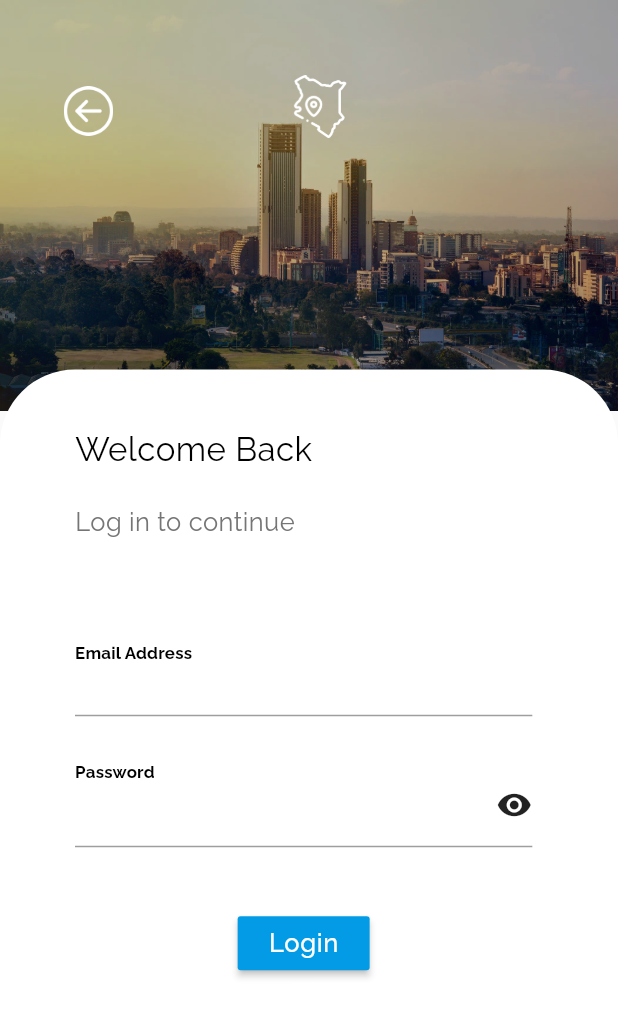
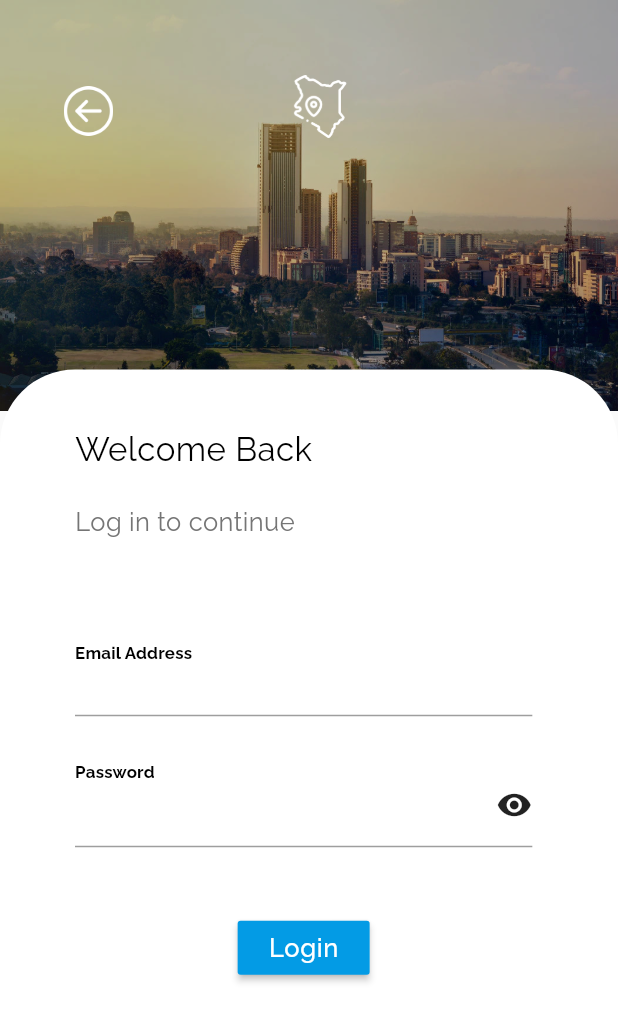
Before and after one commit to iwanjo/discover-kenya, a Flutter app: the EmailLogIn screen opened directly, on a phone screen of 412 x 824 dp. Shown: the top 1022 px of the screen. Run offline on Flutter 3.47's test engine with Material 2 defaults, Android fonts, the phone set to English and light mode, and no system bars; our stand-ins replace firebase_auth, firebase_core, firebase_database, google_fonts, splashscreen; accounts and stored records are empty.

Commit message:
Added padding to login element

```diff
--- a/discover_kenya/lib/login.dart
+++ b/discover_kenya/lib/login.dart
@@ -199,7 +199,7 @@ class _EmailLogInState extends State<EmailLogIn> {
                                           ),
                                         ),
                                         Padding(
-                                          padding: EdgeInsets.only(top: 40),
+                                          padding: EdgeInsets.only(top: 43),
                                           child: isLoading
                                               ? CircularProgressIndicator()
                                               : MaterialButton(
```
